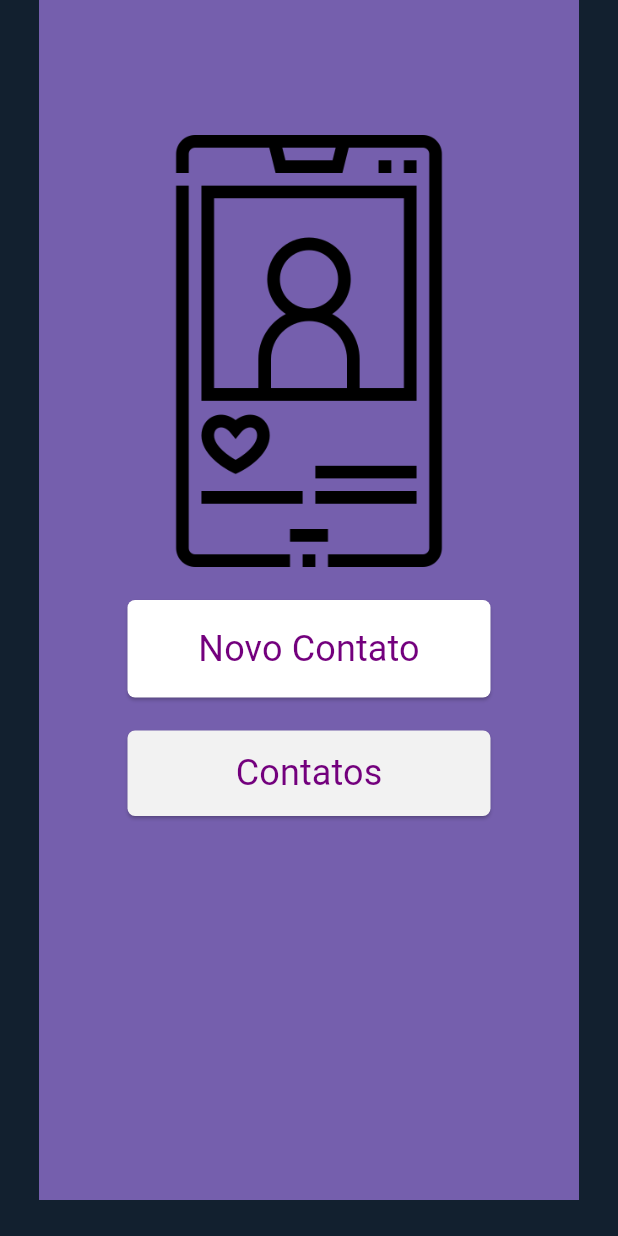
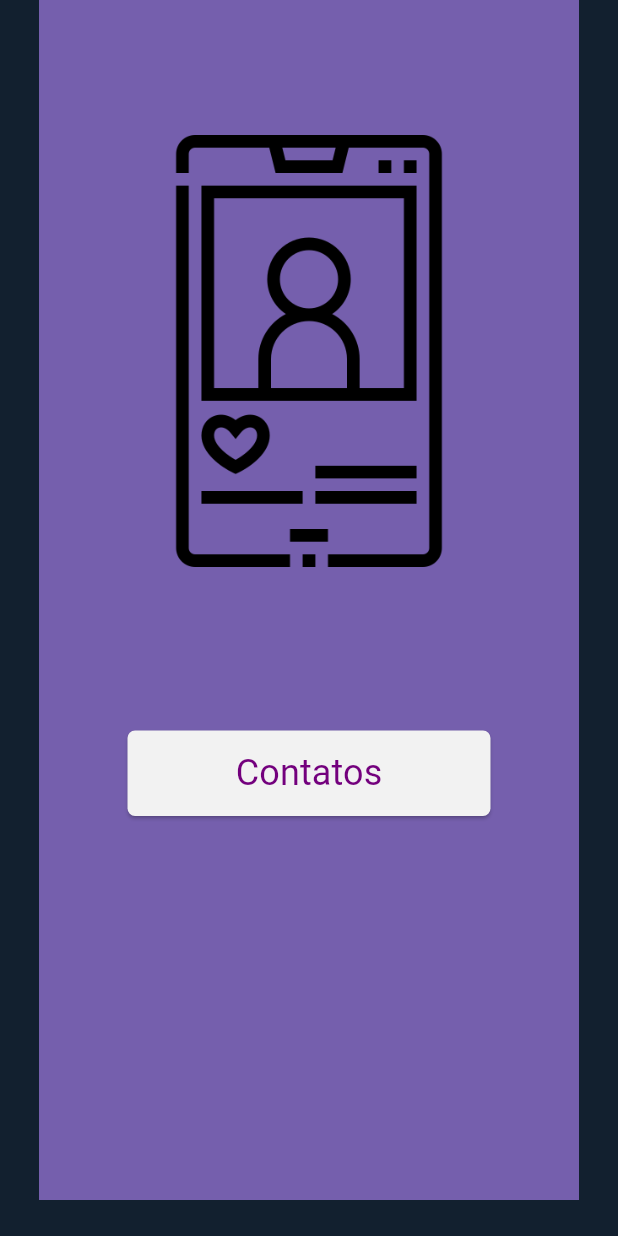
Before and after one commit to WandellAZ/APPContato, a Flutter app: the screen it shows after launch, on a phone screen of 412 x 824 dp. Run offline on Flutter 3.47's test engine with Material 3 defaults, Android fonts, the phone set to English and light mode, and no system bars; Roboto replaces fonts that are missing (Koulen).

Commit message:
Mnw Boa sorte

```diff
--- a/contatos/lib/main.dart
+++ b/contatos/lib/main.dart
@@ -1,11 +1,12 @@
+import 'package:contatos/Contatos.dart';
 import 'package:flutter/material.dart';
 
 void main() {
-  runApp(const FigmaToCodeApp());
+  runApp(const Telainicial());
 }
 
-class FigmaToCodeApp extends StatelessWidget {
-  const FigmaToCodeApp({Key? key}) : super(key: key);
+class Telainicial extends StatelessWidget {
+  const Telainicial({super.key});
 
   @override
   Widget build(BuildContext context) {
@@ -14,15 +15,17 @@ class FigmaToCodeApp extends StatelessWidget {
         scaffoldBackgroundColor: const Color.fromARGB(255, 18, 32, 47),
       ),
       home: Scaffold(
-        body: ListView(children: [
-          Contatos(),
+        body: ListView(children: const [
+          icone(),
         ]),
       ),
     );
   }
 }
 
-class Contatos extends StatelessWidget {
+class icone extends StatelessWidget {
+  const icone({super.key});
+
   @override
   Widget build(BuildContext context) {
     return Column(
@@ -50,40 +53,19 @@ class Contatos extends StatelessWidget {
               ),
               Positioned(
                 left: 59,
-                top: 400,
+                top: 487,
                 child: ElevatedButton(
                   onPressed: () {
+                    Navigator.push(
+                      context,
+                      MaterialPageRoute(builder: (context) => const Contatos())
+                    );
                   },
                   style: ElevatedButton.styleFrom(
                     shape: RoundedRectangleBorder(
                       borderRadius: BorderRadius.circular(5),
-                    ),
-                    primary: Color.fromARGB(255, 255, 255, 255),
-                    minimumSize: Size(242, 65),
-                  ),
-                  child: const Text(
-                    'Novo Contato',
-                    style: TextStyle(
-                      color: Color(0xFF73007D),
-                      fontSize: 24,
-                      fontFamily: 'Koulen',
-                      fontWeight: FontWeight.w400,
-                    ),
-                  ),
-                ),
-              ),
-              Positioned(
-                left: 59,
-                top: 487,
-                child: ElevatedButton(
-                  onPressed: () {
-                  },
-                  style: ElevatedButton.styleFrom(
-                    shape: RoundedRectangleBorder(
-                      borderRadius: BorderRadius.circular(5),
-                    ),
-                    primary: Color.fromARGB(255, 242, 242, 242),
-                    minimumSize: Size(242, 57),
+                    ), backgroundColor: const Color.fromARGB(255, 242, 242, 242),
+                    minimumSize: const Size(242, 57),
                   ),
                   child: const Text(
                     'Contatos',
--- a/contatos/pubspec.yaml
+++ b/contatos/pubspec.yaml
@@ -31,6 +31,8 @@ dependencies:
   flutter:
     sdk: flutter
 
+  sqflite: ^2.0.0+4
+
 
   # The following adds the Cupertino Icons font to your application.
   # Use with the CupertinoIcons class for iOS style icons.
@@ -45,7 +47,7 @@ dev_dependencies:
   # activated in the `analysis_options.yaml` file located at the root of your
   # package. See that file for information about deactivating specific lint
   # rules and activating additional ones.
-  flutter_lints: ^2.0.0
+  flutter_lints: ^3.0.1
 
 # For information on the generic Dart part of this file, see the
 # following page: https://dart.dev/tools/pub/pubspec
```
Also changed, not shown: contatos/lib/Contatos.dart (added, +303 -0 lines), contatos/pubspec.lock, 1 other file.
